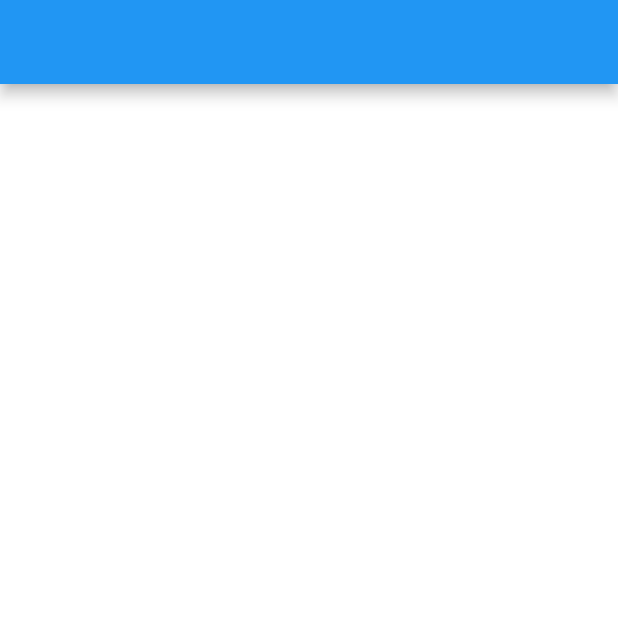
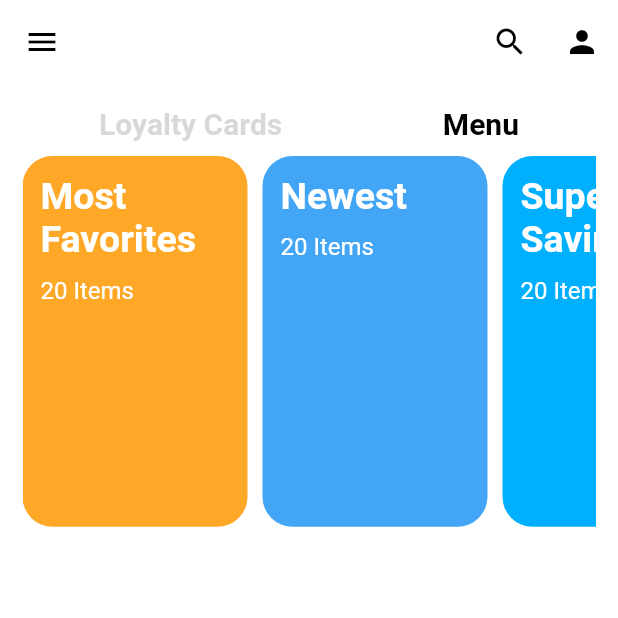
Before and after one commit to fiki2002/flutter_playground, a Flutter app: the screen it shows after launch, on a phone screen of 412 x 824 dp, the top half of it. Run offline on Flutter 3.47's test engine with Material 2 defaults, Android fonts, the phone set to English and light mode, and no system bars.

Commit message:
Moved a step

```diff
--- a/lib/screens/the_stacked_ui.dart
+++ b/lib/screens/the_stacked_ui.dart
@@ -1,15 +1,74 @@
 import 'package:flutter/material.dart';
 
+import '../widgets/tags_widgets.dart';
 
 class TheStackedUi extends StatelessWidget {
-  const TheStackedUi({ Key? key }) : super(key: key);
+  final Tags tags = const Tags();
+  const TheStackedUi({Key? key}) : super(key: key);
 
   @override
   Widget build(BuildContext context) {
     final Size size = MediaQuery.of(context).size;
-    return Scaffold(
-      backgroundColor: Colors.white,
-      appBar: AppBar()
+    return SafeArea(
+      child: Scaffold(
+        backgroundColor: Colors.white,
+        appBar: AppBar(
+          backgroundColor: Colors.white,
+          elevation: 0,
+          leading: const Icon(
+            Icons.menu,
+            color: Colors.black,
+          ),
+          actions: [
+            IconButton(
+              onPressed: () {},
+              icon: const Icon(
+                Icons.search,
+                color: Colors.black,
+              ),
+            ),
+            IconButton(
+              onPressed: () {},
+              icon: const Icon(
+                Icons.person,
+                color: Colors.black,
+              ),
+            ),
+          ],
+        ),
+        body: Padding(
+          padding: const EdgeInsets.all(15.0),
+          child: Column(
+            children: [
+              Row(
+                mainAxisAlignment: MainAxisAlignment.spaceAround,
+                children: [
+                  Text(
+                    'Loyalty Cards',
+                    style: TextStyle(
+                      color: Colors.grey.withOpacity(0.4),
+                      fontWeight: FontWeight.bold,
+                      fontSize: 20,
+                    ),
+                  ),
+                  const Text(
+                    ' Menu',
+                    style: TextStyle(
+                      color: Colors.black,
+                      fontWeight: FontWeight.bold,
+                      fontSize: 20,
+                    ),
+                  ),
+                ],
+              ),
+              const SizedBox(
+                height: 10,
+              ),
+              tags,
+            ],
+          ),
+        ),
+      ),
     );
   }
 }
--- /dev/null
+++ b/lib/widgets/tags_widgets.dart
@@ -0,0 +1,81 @@
+import 'package:flutter/material.dart';
+
+class Tags extends StatelessWidget {
+  const Tags({Key? key}) : super(key: key);
+
+  @override
+  Widget build(BuildContext context) {
+    return SingleChildScrollView(
+      physics: const BouncingScrollPhysics(),
+      scrollDirection: Axis.horizontal,
+      child: Row(
+        children: [
+          BuildContainer(
+            color: Colors.orange.shade400,
+            text: 'Most\nFavorites',
+            subText: '20 Items',
+          ),
+          BuildContainer(
+            color: Colors.blue.shade400,
+            text: 'Newest',
+            subText: '20 Items',
+          ),
+          BuildContainer(
+            color: Colors.lightBlueAccent
+            .shade400,
+            text: 'Super\nSaving',
+            subText: '20 Items',
+          ),
+        ],
+      ),
+    );
+  }
+}
+
+class BuildContainer extends StatelessWidget {
+  const BuildContainer(
+      {Key? key,
+      required this.color,
+      required this.text,
+      required this.subText})
+      : super(key: key);
+  final Color color;
+  final String text;
+  final String subText;
+
+  @override
+  Widget build(BuildContext context) {
+    final double categoryHeight = MediaQuery.of(context).size.height * 0.30;
+    return Container(
+      margin: const EdgeInsets.only(right: 10),
+      padding: const EdgeInsets.all(12),
+      width: 150,
+      height: categoryHeight,
+      decoration: BoxDecoration(
+        color: color,
+        borderRadius: BorderRadius.circular(20),
+      ),
+      child: Column(
+        crossAxisAlignment: CrossAxisAlignment.start,
+        children: [
+          Text(text,
+              style: const TextStyle(
+                fontSize: 25,
+                color: Colors.white,
+                fontWeight: FontWeight.bold,
+              )),
+          const SizedBox(
+            height: 10,
+          ),
+          Text(
+            subText,
+            style: const TextStyle(
+              fontSize: 16,
+              color: Colors.white,
+            ),
+          ),
+        ],
+      ),
+    );
+  }
+}
```
